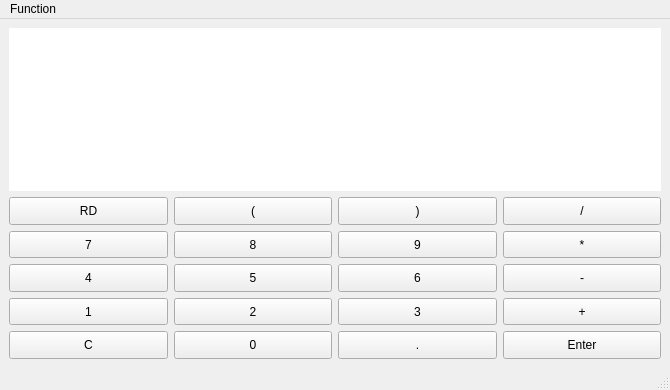
Before: the Qt Designer form mainwindow.ui in jan6055/SimpleCalc, drawn with Qt 5.
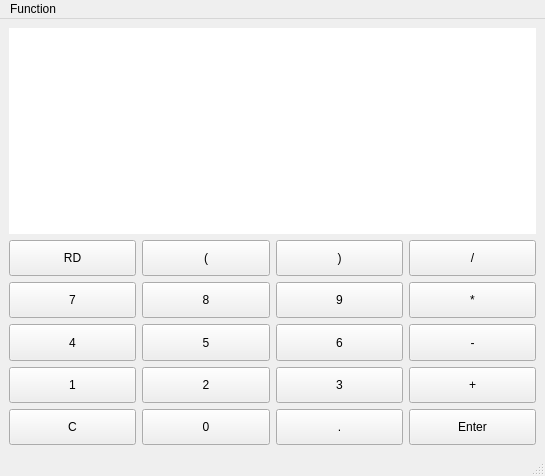
After: the same form once the commit is applied.

Diff of the .ui file:
```diff
--- a/mainwindow.ui
+++ b/mainwindow.ui
@@ -6,8 +6,8 @@
    <rect>
     <x>0</x>
     <y>0</y>
-    <width>670</width>
-    <height>390</height>
+    <width>545</width>
+    <height>476</height>
    </rect>
   </property>
   <property name="windowTitle">
@@ -310,7 +310,7 @@
     <rect>
      <x>0</x>
      <y>0</y>
-     <width>670</width>
+     <width>545</width>
      <height>17</height>
     </rect>
    </property>
```
Left out of the diff: 6 changed lines with no effect on the pictures.
